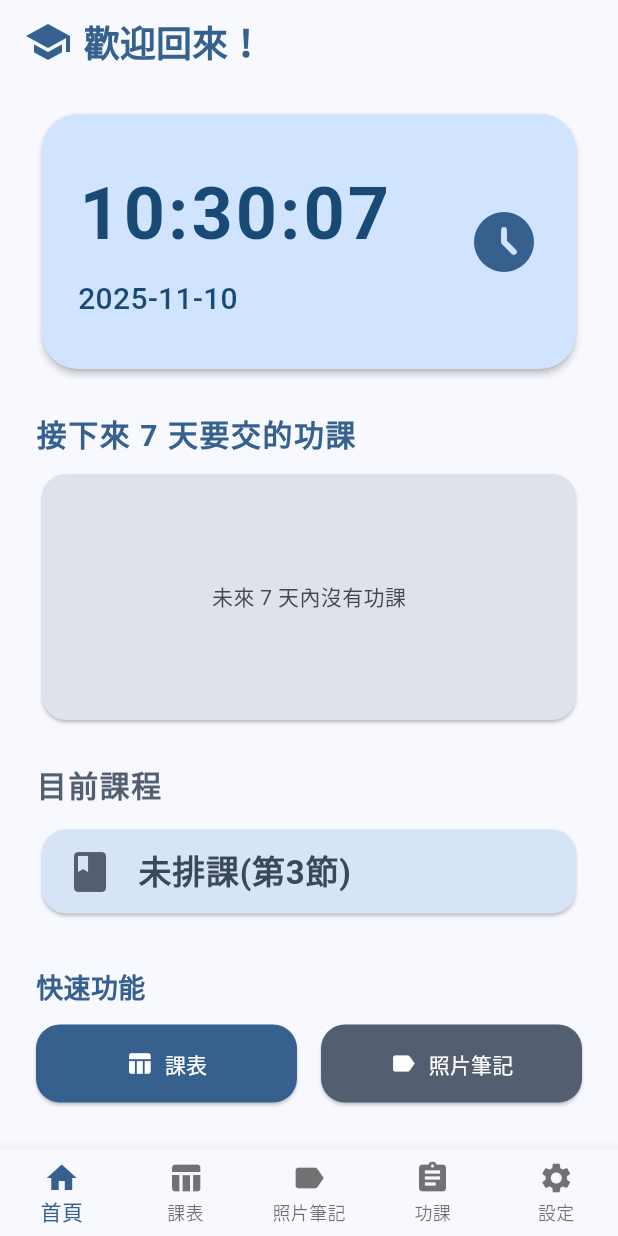
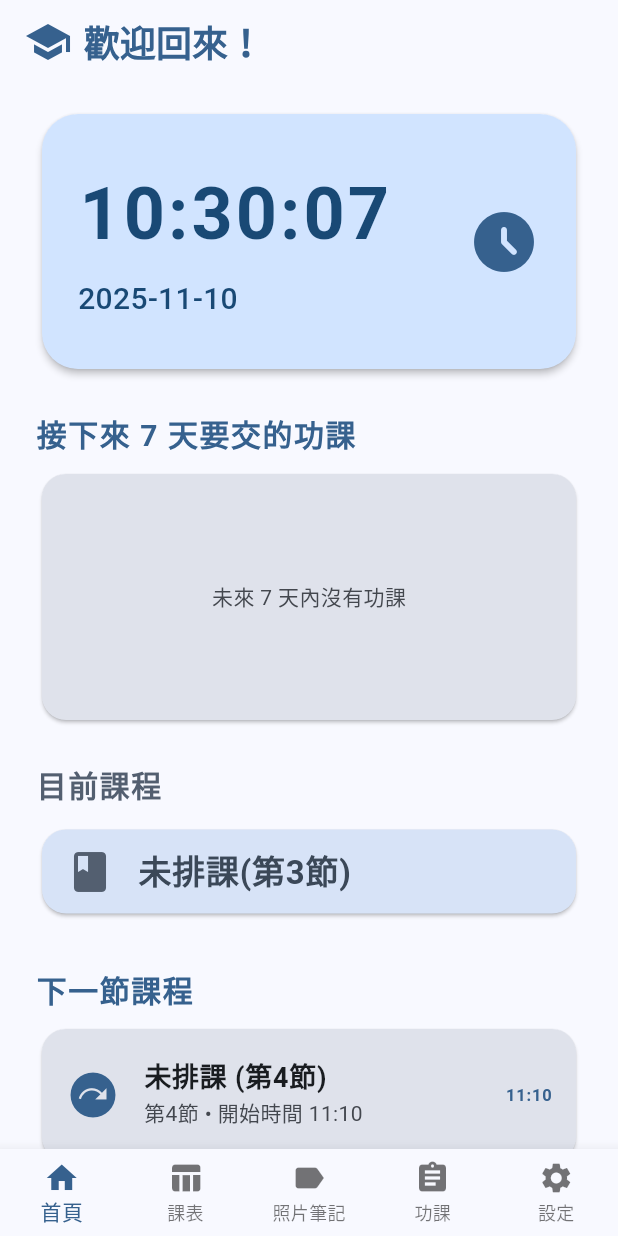
Before and after one commit to chenyili1215/study_app, a Flutter app: the screen it shows after launch, on a phone screen of 412 x 824 dp. Run offline on Flutter 3.47's test engine with Material 3 defaults, Android fonts, the phone set to English and light mode, and no system bars; our stand-ins replace image_picker, photo_view, share_plus, shared_preferences.

Commit message:
首頁加入下節課程

```diff
--- a/lib/main.dart
+++ b/lib/main.dart
@@ -230,9 +230,52 @@ class _HomePageState extends State<HomePage> with WidgetsBindingObserver {
     return "$subject (第$period節)";
   }
 
+  // 新增：取得下一節課資訊（subject, period, startTime）
+  Map<String, dynamic> getNextClassInfo() {
+    final now = DateTime.now();
+    final minutes = now.hour * 60 + now.minute;
+    // period 時間區間改為開始時間映射（若你有不同時間表請調整）
+    final periodStarts = {
+      1: 8 * 60 + 10,
+      2: 9 * 60 + 10,
+      3: 10 * 60 + 10,
+      4: 11 * 60 + 10,
+      5: 13 * 60,
+      6: 14 * 60,
+      7: 15 * 60 + 10,
+      8: 16 * 60 + 10,
+    };
+
+    // 找出目前還沒開始的最早節次
+    for (int p = 1; p <= 8; p++) {
+      final start = periodStarts[p]!;
+      if (minutes < start) {
+        // 找到下一節
+        final weekday = now.weekday;
+        String subject = '';
+        if (weekday >= 1 && weekday <= 5 && p <= TimetableData().table[weekday - 1].length) {
+          subject = TimetableData().table[weekday - 1][p - 1];
+        }
+        if (subject.isEmpty) subject = '未排課 (第$p節)';
+        // 格式化時間顯示
+        final hh = (start ~/ 60).toString().padLeft(2, '0');
+        final mm = (start % 60).toString().padLeft(2, '0');
+        return {
+          'period': p,
+          'subject': subject,
+          'startTime': '$hh:$mm',
+        };
+      }
+    }
+
+    // 若當日已無下一節，回傳空
+    return {'period': 0, 'subject': '今天沒有更多課程', 'startTime': ''};
+  }
+
   @override
   Widget build(BuildContext context) {
     final colorScheme = Theme.of(context).colorScheme;
+    final nextInfo = getNextClassInfo(); // 取得資料
     return Scaffold(
       backgroundColor: colorScheme.surface,
       body: CustomScrollView(
@@ -413,6 +456,48 @@ class _HomePageState extends State<HomePage> with WidgetsBindingObserver {
                     ),
                   ),
                   const SizedBox(height: 32),
+
+                  // 新增：下一節課程（放在目前課程下方）
+                  Text(
+                    "下一節課程",
+                    style: TextStyle(
+                      fontSize: 20,
+                      color: colorScheme.primary,
+                      fontWeight: FontWeight.bold,
+                      letterSpacing: 1,
+                    ),
+                  ),
+                  const SizedBox(height: 8),
+                  Card(
+                    elevation: 1,
+                    shape: RoundedRectangleBorder(
+                      borderRadius: BorderRadius.circular(16),
+                    ),
+                    color: colorScheme.surfaceVariant,
+                    child: ListTile(
+                      contentPadding: const EdgeInsets.symmetric(horizontal: 16, vertical: 8),
+                      leading: Icon(Icons.next_plan, color: colorScheme.primary, size: 36),
+                      title: Text(
+                        nextInfo['subject'] as String,
+                        style: const TextStyle(fontSize: 18, fontWeight: FontWeight.w600),
+                      ),
+                      subtitle: (nextInfo['period'] as int) > 0
+                          ? Text('第${nextInfo['period']}節 • 開始時間 ${nextInfo['startTime']}')
+                          : Text(nextInfo['subject'] as String),
+                      trailing: nextInfo['period'] as int > 0
+                          ? Text(
+                              nextInfo['startTime'] as String,
+                              style: TextStyle(color: colorScheme.primary, fontWeight: FontWeight.bold),
+                            )
+                          : null,
+                      onTap: () {
+                        // 可跳轉到課表或顯示詳細，可自行修改需求
+                        widget.onQuickNav?.call(1);
+                      },
+                    ),
+                  ),
+
+                  const SizedBox(height: 24),
                   // 可擴充更多功能入口
                   Text(
                     "快速功能",
```
